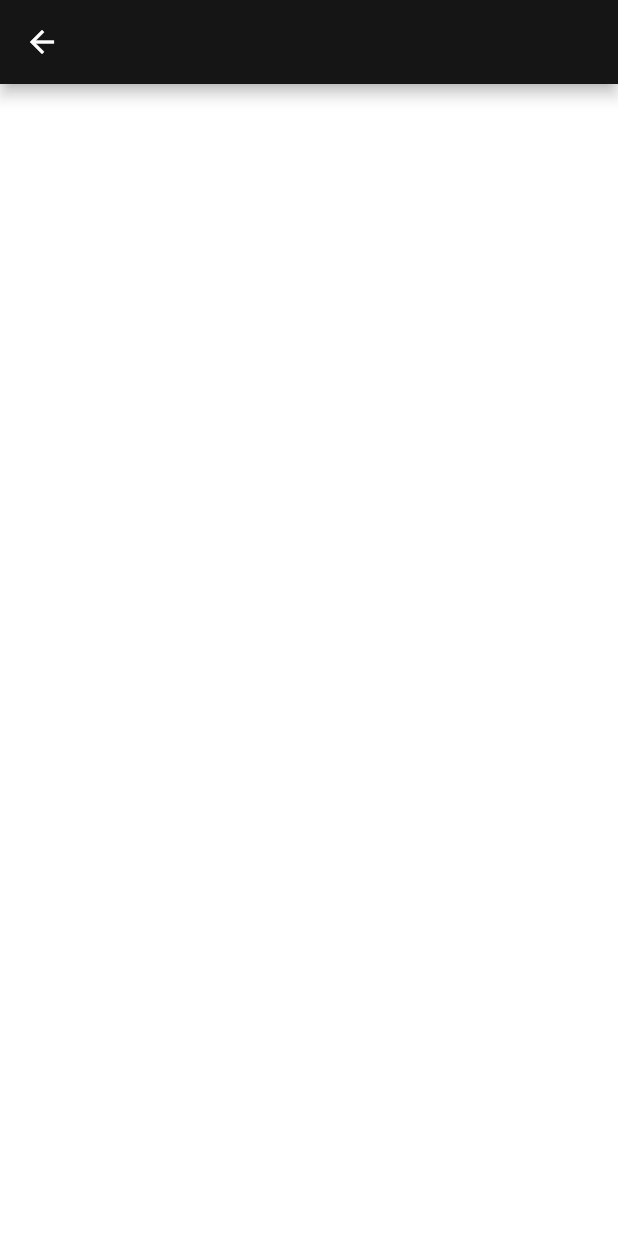
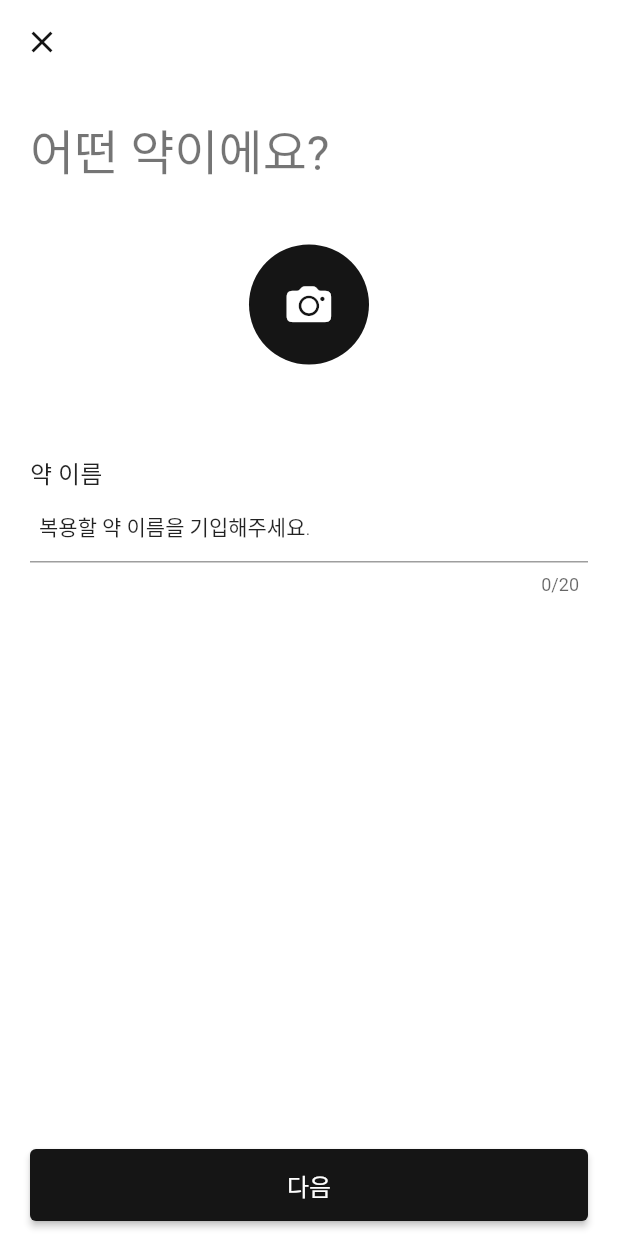
Before and after one commit to alsendrha/poproject, a Flutter app: the screen it shows after launch, after a tap on an icon or button, on a phone screen of 412 x 824 dp. Run offline on Flutter 3.47's test engine with Material 2 defaults, Android fonts, the phone set to English and light mode, and no system bars; Roboto replaces fonts that are missing (KOTRAHOPETTF).

Commit message:
어렵다

```diff
--- /dev/null
+++ b/lib/components/poproject_constants.dart
@@ -0,0 +1,31 @@
+import 'package:flutter/cupertino.dart';
+
+/// 20.0
+const double regulaSpace = 20.0;
+
+/// 40.0
+const double largeSpace = 40.0;
+
+/// 10.0
+const double smallSpace = 10.0;
+
+/// 48.0
+const double submitButtomHeight = 48.0;
+
+/// 'all'
+/// 20.0
+const EdgeInsetsGeometry pagePadding = EdgeInsets.all(20.0);
+
+/// `symmetic`
+/// hotizontal: 6
+const EdgeInsetsGeometry textFieldContentPadding = EdgeInsets.symmetric(
+  horizontal: 6
+);
+
+/// `symmetic`
+/// hotizontal: 20,
+/// vertical: 10,
+const EdgeInsetsGeometry submitButtonBoxPadding = EdgeInsets.symmetric(
+  horizontal: 20,
+  vertical: 10,
+);
--- a/lib/components/poproject_themes.dart
+++ b/lib/components/poproject_themes.dart
@@ -8,6 +8,7 @@ class PoprojectThems {
     scaffoldBackgroundColor: Colors.white, // scaffold 는 appbar외의 배경
     splashColor: Colors.white, // 클릭했을때 컬러
     textTheme: _textTheme,
+    appBarTheme: _appBarTheme,
     brightness: Brightness.light,
   );
   static ThemeData get darkTheme => ThemeData(
@@ -19,6 +20,13 @@ class PoprojectThems {
     brightness: Brightness.dark,
   );
 
+  static const AppBarTheme _appBarTheme = AppBarTheme(
+    backgroundColor: Colors.white,
+    iconTheme: IconThemeData(
+      color: PoprojectColors.primaryColor,
+    ),
+    elevation: 0,
+  );
   static const TextTheme _textTheme = TextTheme(
     headline4: TextStyle(
       fontSize: 32,
--- a/lib/pages/add/add_page.dart
+++ /dev/null
@@ -1,12 +0,0 @@
-import 'package:flutter/material.dart';
-
-class AddPage extends StatelessWidget {
-  const AddPage({super.key});
-
-  @override
-  Widget build(BuildContext context) {
-    return Scaffold(
-      appBar: AppBar(),
-    );
-  }
-}
--- /dev/null
+++ b/lib/pages/add_medicine_page/add_medicine_page.dart
@@ -0,0 +1,93 @@
+import 'package:flutter/cupertino.dart';
+import 'package:flutter/material.dart';
+import 'package:poproject/components/poproject_constants.dart';
+
+class AddMedicinePage extends StatefulWidget {
+  const AddMedicinePage({super.key});
+
+  @override
+  State<AddMedicinePage> createState() => _AddMedicinePageState();
+}
+
+class _AddMedicinePageState extends State<AddMedicinePage> {
+  final _nameController = TextEditingController();
+  @override
+  void dispose() {
+    _nameController.dispose();
+    super.dispose();
+  }
+  @override
+  Widget build(BuildContext context) {
+    return Scaffold(
+      appBar: AppBar(
+        leading: const CloseButton(),
+      ),
+      body:  GestureDetector(
+        onTap: () {
+          FocusScope.of(context).unfocus();
+        },
+        child: Padding(
+          padding: pagePadding,
+          child: Column(
+            crossAxisAlignment: CrossAxisAlignment.start,
+            children: [
+               Text(
+                '어떤 약이에요?',
+                style: Theme.of(context).textTheme.headline4,
+               ),
+               const SizedBox(height: largeSpace,),
+                Center(
+                  child: CircleAvatar(
+                  radius: 40,
+                  child: CupertinoButton(
+                    onPressed: () {
+
+                    },
+                    child: const Icon(
+                      CupertinoIcons.photo_camera_solid,
+                      size: 30,
+                      color: Colors.white,
+                    ),
+                  ),
+               ),
+                ),
+                const SizedBox(height: largeSpace + regulaSpace,),
+               Text(
+                '약 이름',
+                style: Theme.of(context).textTheme.subtitle1,),
+               TextFormField(
+                controller: _nameController,
+                maxLength: 20,
+                keyboardType: TextInputType.text,
+                textInputAction: TextInputAction.done,
+                style: Theme.of(context).textTheme.bodyText1,
+                decoration: InputDecoration(
+                  hintText: '복용할 약 이름을 기입해주세요.',
+                  hintStyle: Theme.of(context).textTheme.bodyText2,
+                  contentPadding: textFieldContentPadding,
+                ),
+               ),
+            ],
+          ),
+        ),
+      ),
+      bottomNavigationBar: SafeArea(
+        child: Padding(
+          padding: submitButtonBoxPadding,
+          child: SizedBox(
+            height: submitButtomHeight,
+            child: ElevatedButton(
+              onPressed: () {
+
+              },
+              style: ElevatedButton.styleFrom(
+                textStyle: Theme.of(context).textTheme.subtitle1,
+              ),
+              child: Text('다음'),
+            ),
+          ),
+        ),
+      ),
+    );
+  }
+}
--- a/lib/pages/home_page.dart
+++ b/lib/pages/home_page.dart
@@ -1,7 +1,8 @@
 import 'package:flutter/cupertino.dart';
 import 'package:flutter/material.dart';
 import 'package:poproject/components/poproject_color.dart';
-import 'package:poproject/pages/add/add_page.dart';
+import 'package:poproject/pages/add_medicine_page/add_medicine_page.dart';
+import 'package:poproject/pages/history/history_page.dart';
 import 'package:poproject/pages/today/today_page.dart';
 
 class HomePage extends StatefulWidget {
@@ -17,7 +18,7 @@ class _HomePageState extends State<HomePage> {
 
   final _pages = [
     const TodayPage(),
-    const HomePage(),
+    const HistoryPage(),
   ];
 
   @override
@@ -80,7 +81,7 @@ class _HomePageState extends State<HomePage> {
     });
   }
   void _onAddMedicien() {
-    Navigator.push(context, MaterialPageRoute(builder: (context) => const AddPage()),
+    Navigator.push(context, MaterialPageRoute(builder: (context) => const AddMedicinePage()),
     );
   }
 }
```
